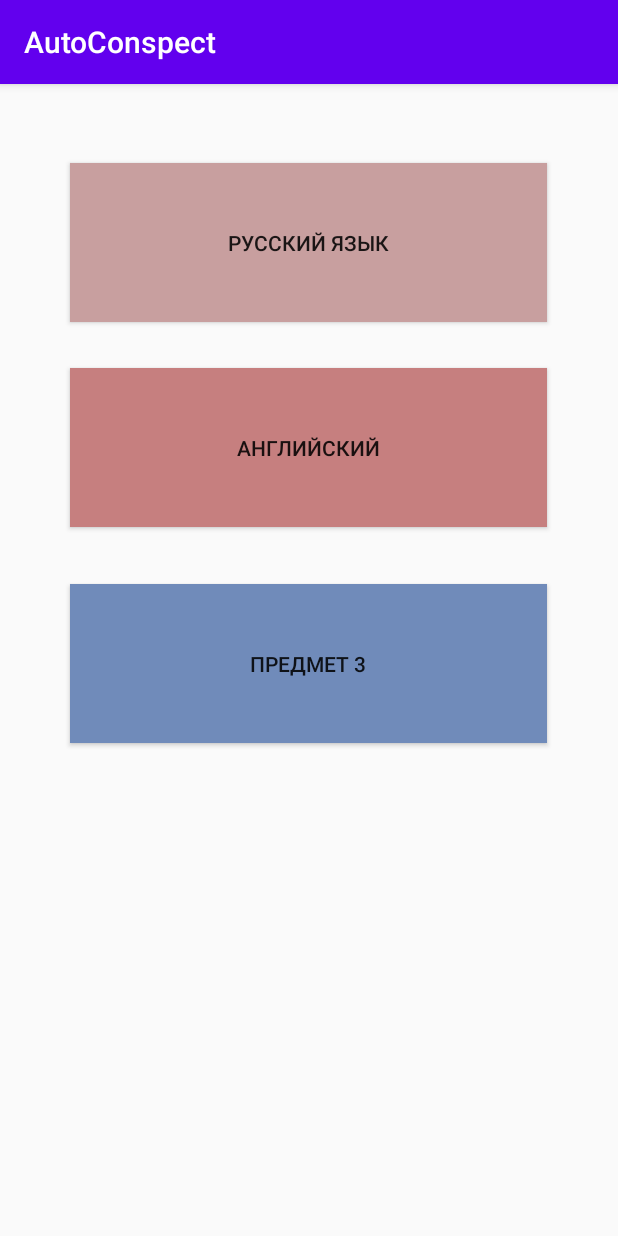
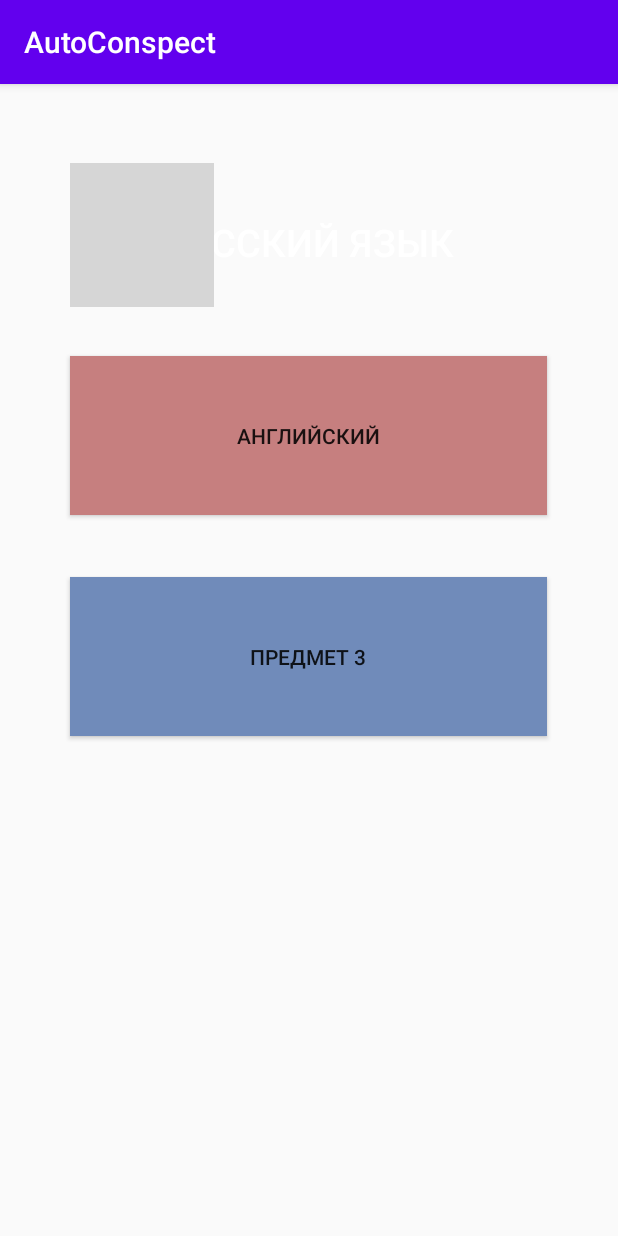
Before and after one commit to SomeAlbert/AutoNote, an Android app: the Scrollingactivity screen opened directly, with no data from a screen before it, on a phone screen of 412 x 824 dp. Run offline under Robolectric (Android 15) with nearby library versions, the phone set to English and light mode, and no system bars; grey boxes are pictures that could not be loaded.

Commit message:
changelist: -added spinner (not a fidget) to MainAvtivity -added background picture to 1 button (russian language)

```diff
--- a/app/src/main/java/com/example/autoconspect/Scrollingactivity.kt
+++ b/app/src/main/java/com/example/autoconspect/Scrollingactivity.kt
@@ -13,9 +13,8 @@ class Scrollingactivity : AppCompatActivity() {
         super.onCreate(savedInstanceState)
         setContentView(R.layout.scrollingactivity)
         russian.setOnClickListener {
-
-            val animation = AnimationUtils.loadAnimation(this, R.anim.etransparency)
-            russian.startAnimation(animation)
+            val animation = AnimationUtils.loadAnimation(this, R.anim.elevate)
+            imageView.startAnimation(animation)
             val intent = Intent(this, LessonbaseActivity::class.java) //база кнспектов
             startActivity(intent)
         }
--- /dev/null
+++ b/app/src/main/res/anim/elevate.xml
@@ -0,0 +1,16 @@
+<?xml version="1.0" encoding="utf-8"?>
+<set xmlns:android="http://schemas.android.com/apk/res/android">
+    <set xmlns:android="http://schemas.android.com/apk/res/android"
+        android:interpolator="@android:anim/linear_interpolator">
+        <scale
+            android:fromXScale="1.0"
+            android:toXScale="1.5"
+            android:fromYScale="1.0"
+            android:toYScale="1.5"
+            android:pivotX="50%"
+            android:pivotY="50%"
+            android:duration="500"
+            android:repeatCount="1"
+            android:repeatMode="reverse" />
+    </set>
+</set>
--- a/app/src/main/res/layout/scrollingactivity.xml
+++ b/app/src/main/res/layout/scrollingactivity.xml
@@ -18,8 +18,8 @@
         app:layout_constraintEnd_toEndOf="parent"
         app:layout_constraintHorizontal_bias="0.494"
         app:layout_constraintStart_toStartOf="parent"
-        app:layout_constraintTop_toBottomOf="@+id/russian"
-        app:layout_constraintVertical_bias="0.061" />
+        app:layout_constraintTop_toBottomOf="@+id/frameLayout"
+        app:layout_constraintVertical_bias="0.042" />
 
     <Button
         android:id="@+id/lesson3"
@@ -32,19 +32,43 @@
         app:layout_constraintHorizontal_bias="0.494"
         app:layout_constraintStart_toStartOf="parent"
         app:layout_constraintTop_toBottomOf="@+id/english2"
-        app:layout_constraintVertical_bias="0.104" />
+        app:layout_constraintVertical_bias="0.111" />
 
-    <Button
-        android:id="@+id/russian"
+    <FrameLayout
+        android:id="@+id/frameLayout"
         android:layout_width="318dp"
-        android:layout_height="106dp"
-        android:background="#EDE1E1"
-        android:backgroundTint="#C89F9F"
-        android:text="РУССКИЙ ЯЗЫК"
+        android:layout_height="107dp"
         app:layout_constraintBottom_toBottomOf="parent"
         app:layout_constraintEnd_toEndOf="parent"
         app:layout_constraintHorizontal_bias="0.494"
         app:layout_constraintStart_toStartOf="parent"
         app:layout_constraintTop_toTopOf="parent"
-        app:layout_constraintVertical_bias="0.08" />
+        app:layout_constraintVertical_bias="0.08">
+
+        <ImageView
+            android:id="@+id/imageView"
+            android:layout_width="wrap_content"
+            android:layout_height="wrap_content"
+            android:scaleType="centerCrop"
+            app:srcCompat="@drawable/russian" />
+
+        <Button
+            android:id="@+id/russian"
+            style="@style/Widget.AppCompat.Button.Borderless"
+            android:layout_width="318dp"
+            android:layout_height="106dp"
+            android:alpha="10"
+            android:backgroundTintMode="src_atop"
+            android:text="РУССКИЙ ЯЗЫК"
+            android:textColor="#FFFFFF"
+            android:textColorHighlight="#FFFFFF"
+            android:textSize="25sp"
+            app:layout_constraintBottom_toBottomOf="@+id/frameLayout"
+            app:layout_constraintEnd_toEndOf="@+id/frameLayout"
+            app:layout_constraintHorizontal_bias="0.0"
+            app:layout_constraintStart_toStartOf="@+id/frameLayout"
+            app:layout_constraintTop_toTopOf="@+id/frameLayout" />
+    </FrameLayout>
+
+
 </androidx.constraintlayout.widget.ConstraintLayout>
```
Also changed, not shown: app/src/main/res/layout/activity_main.xml (+17 -1 lines), app/src/main/res/values/lchoose.xml (added, +9 -0 lines), 1 other file.
